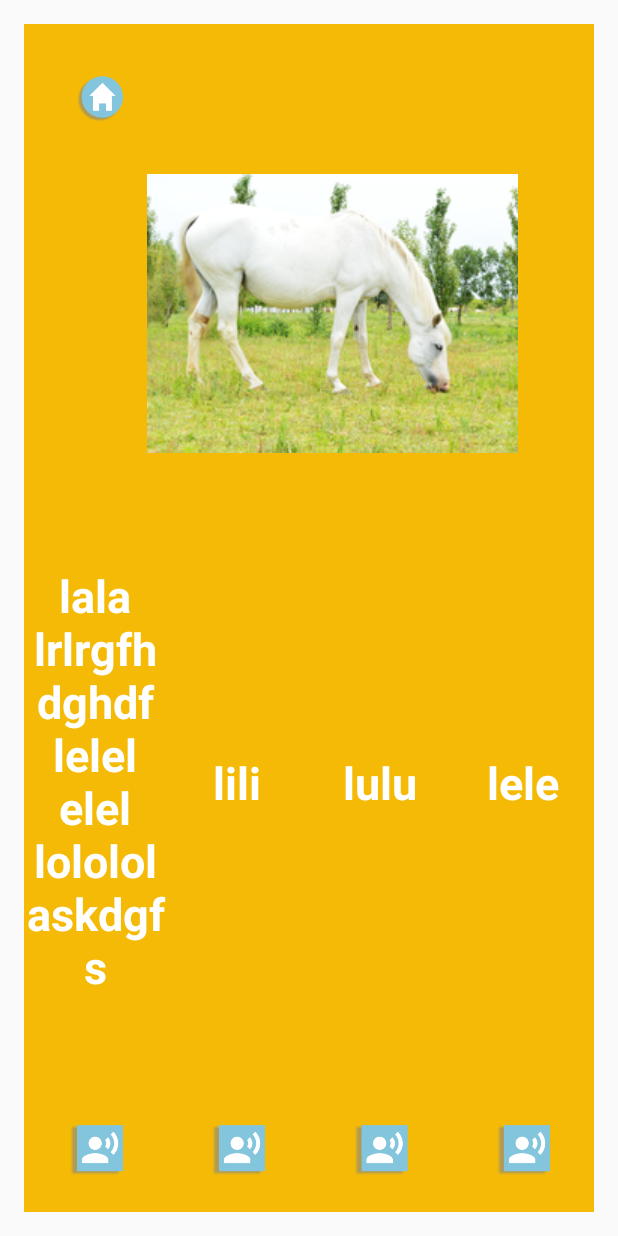
After one commit to onofricamila/TPLaboratorioDeSw, an Android app: the layout activity_game_interaccion_a.xml on its own in the app's theme, with its tools: preview values and no code run, on a phone screen of 412 x 824 dp. The commit adds this screen. Run offline under Robolectric (Android 15) with nearby library versions, the phone set to English and light mode, and no system bars.

Commit message:
finalizada interaccion a. quedó muy bien :)

```diff
--- a/app/src/main/java/labo2018/razasypelajesonofri/GameActivity.java
+++ b/app/src/main/java/labo2018/razasypelajesonofri/GameActivity.java
@@ -9,14 +9,12 @@ import android.os.Bundle;
 import android.support.v7.preference.PreferenceManager;
 import android.util.Log;
 import android.view.View;
-import android.widget.Button;
 import android.widget.ImageView;
 import android.widget.TextView;
-import android.widget.Toast;
+
 import java.util.ArrayList;
 import java.util.List;
 import java.util.Random;
-import java.util.function.Predicate;
 
 import labo2018.razasypelajesonofri.utils.HorseImgsProvider;
 import labo2018.razasypelajesonofri.utils.SoundsPlayer;
@@ -35,7 +33,7 @@ public class GameActivity extends AppCompatActivity implements View.OnClickListe
     @Override
     protected void onCreate(Bundle savedInstanceState) {
         super.onCreate(savedInstanceState);
-        setContentView(R.layout.activity_game);
+        setContentView(R.layout.activity_game_interaccion_b);
         // get layout text view
         horseToFindShown = findViewById(R.id.wordShown);
         // get Sound ImgView and set listener
--- /dev/null
+++ b/app/src/main/res/layout/activity_game_interaccion_a.xml
@@ -0,0 +1,272 @@
+<?xml version="1.0" encoding="utf-8"?>
+<android.support.constraint.ConstraintLayout xmlns:android="http://schemas.android.com/apk/res/android"
+    xmlns:app="http://schemas.android.com/apk/res-auto"
+    xmlns:tools="http://schemas.android.com/tools"
+    android:layout_width="match_parent"
+    android:layout_height="match_parent"
+    tools:context=".GameActivity">
+
+    <!-- CONTAINER -->
+    <LinearLayout
+        android:layout_width="match_parent"
+        android:layout_height="match_parent"
+        android:layout_margin="@dimen/fab_margin"
+        android:layout_marginStart="16dp"
+        android:layout_marginLeft="16dp"
+        android:layout_marginTop="16dp"
+        android:layout_marginEnd="16dp"
+        android:layout_marginRight="16dp"
+        android:layout_marginBottom="16dp"
+        android:background="@drawable/bg_amarillo"
+        android:orientation="vertical"
+        app:layout_constraintBottom_toBottomOf="parent"
+        app:layout_constraintEnd_toEndOf="parent"
+        app:layout_constraintStart_toStartOf="parent"
+        app:layout_constraintTop_toTopOf="parent">
+
+        <!-- UPPER SECTION -->
+        <android.support.constraint.ConstraintLayout
+            android:layout_width="match_parent"
+            android:layout_height="wrap_content">
+
+            <ImageButton
+                android:id="@+id/homeImgView"
+                android:layout_width="50dp"
+                android:layout_height="50dp"
+                android:layout_marginStart="25dp"
+                android:layout_marginLeft="25dp"
+                android:layout_marginTop="25dp"
+                android:background="@drawable/ic_home_regular"
+                android:onClick="onClick"
+                android:scaleType="fitCenter"
+                app:layout_constraintStart_toStartOf="parent"
+                app:layout_constraintTop_toTopOf="parent" />
+
+            <LinearLayout
+                android:layout_width="match_parent"
+                android:layout_height="wrap_content"
+                android:layout_marginTop="60dp"
+                android:layout_weight="3"
+                android:gravity="top|center"
+                android:orientation="horizontal"
+                app:layout_constraintTop_toTopOf="parent">
+
+                <ImageView
+                    android:id="@+id/horseImgShown"
+                    android:layout_width="wrap_content"
+                    android:layout_height="wrap_content"
+                    android:layout_centerHorizontal="true"
+                    android:layout_marginStart="32dp"
+                    android:layout_marginLeft="32dp"
+                    android:layout_marginTop="40dp"
+                    app:layout_constraintStart_toStartOf="parent"
+                    app:layout_constraintTop_toTopOf="parent"
+                    app:srcCompat="@drawable/criollo_overo3azulejo" />
+
+            </LinearLayout>
+        </android.support.constraint.ConstraintLayout>
+
+        <!-- LOWER SECTION -->
+        <LinearLayout
+            android:layout_width="match_parent"
+            android:layout_height="wrap_content"
+            android:layout_weight="4"
+            android:orientation="horizontal"
+            app:layout_constraintTop_toBottomOf="@+id/horseImgShown">
+
+            <!-- TEXT VIEW 1 -->
+            <LinearLayout
+                android:layout_width="0dp"
+                android:layout_height="match_parent"
+                android:layout_weight="1"
+                android:orientation="vertical">
+
+                <android.support.constraint.ConstraintLayout
+                    android:layout_width="match_parent"
+                    android:layout_height="match_parent">
+
+                    <TextView
+                        android:id="@+id/horseTextView1"
+                        android:layout_width="wrap_content"
+                        android:layout_height="0dp"
+                        android:layout_marginStart="8dp"
+                        android:layout_marginLeft="8dp"
+                        android:layout_marginTop="6dp"
+                        android:layout_marginEnd="8dp"
+                        android:layout_marginRight="8dp"
+                        android:layout_marginBottom="8dp"
+                        android:gravity="center"
+                        android:text="lala lrlrgfhdghdf lelelelel lololol askdgfs"
+                        android:textColor="@color/ic_launcher_background"
+                        android:textSize="30sp"
+                        android:textStyle="bold"
+                        app:layout_constraintBottom_toTopOf="@+id/soundImgView1"
+                        app:layout_constraintEnd_toEndOf="parent"
+                        app:layout_constraintStart_toStartOf="parent"
+                        app:layout_constraintTop_toTopOf="parent" />
+
+                    <ImageView
+                        android:id="@+id/soundImgView1"
+                        android:layout_width="50dp"
+                        android:layout_height="50dp"
+                        android:layout_marginStart="8dp"
+                        android:layout_marginLeft="8dp"
+                        android:layout_marginEnd="8dp"
+                        android:layout_marginRight="8dp"
+                        android:layout_marginBottom="16dp"
+                        app:layout_constraintBottom_toBottomOf="parent"
+                        app:layout_constraintEnd_toEndOf="parent"
+                        app:layout_constraintStart_toStartOf="parent"
+                        app:srcCompat="@drawable/ic_audio_regular" />
+
+                </android.support.constraint.ConstraintLayout>
+            </LinearLayout>
+
+            <!-- TEXT VIEW 2 -->
+            <LinearLayout
+                android:layout_width="0dp"
+                android:layout_height="match_parent"
+                android:layout_weight="1"
+                android:orientation="vertical">
+
+                <android.support.constraint.ConstraintLayout
+                    android:layout_width="match_parent"
+                    android:layout_height="match_parent">
+
+                    <TextView
+                        android:id="@+id/horseTextView2"
+                        android:layout_width="wrap_content"
+                        android:layout_height="0dp"
+                        android:layout_marginStart="8dp"
+                        android:layout_marginLeft="8dp"
+                        android:layout_marginTop="8dp"
+                        android:layout_marginEnd="8dp"
+                        android:layout_marginRight="8dp"
+                        android:layout_marginBottom="8dp"
+                        android:gravity="center"
+                        android:text="lili"
+                        android:textColor="@color/ic_launcher_background"
+                        android:textSize="30sp"
+                        android:textStyle="bold"
+                        app:layout_constraintBottom_toTopOf="@+id/soundImgView2"
+                        app:layout_constraintEnd_toEndOf="parent"
+                        app:layout_constraintStart_toStartOf="parent"
+                        app:layout_constraintTop_toTopOf="parent" />
+
+                    <ImageView
+                        android:id="@+id/soundImgView2"
+                        android:layout_width="50dp"
+                        android:layout_height="50dp"
+                        android:layout_marginStart="8dp"
+                        android:layout_marginLeft="8dp"
+                        android:layout_marginEnd="8dp"
+                        android:layout_marginRight="8dp"
+                        android:layout_marginBottom="16dp"
+                        app:layout_constraintBottom_toBottomOf="parent"
+                        app:layout_constraintEnd_toEndOf="parent"
+                        app:layout_constraintStart_toStartOf="parent"
+                        app:srcCompat="@drawable/ic_audio_regular" />
+
+                </android.support.constraint.ConstraintLayout>
+            </LinearLayout>
+
+
+            <!-- TEXT VIEW 3 -->
+            <LinearLayout
+                android:layout_width="0dp"
+                android:layout_height="match_parent"
+                android:layout_weight="1"
+                android:orientation="vertical">
+
+                <android.support.constraint.ConstraintLayout
+                    android:layout_width="match_parent"
+                    android:layout_height="match_parent">
+
+                    <TextView
+                        android:id="@+id/horseTextView3"
+                        android:layout_width="wrap_content"
+                        android:layout_height="0dp"
+                        android:layout_marginStart="8dp"
+                        android:layout_marginLeft="8dp"
+                        android:layout_marginTop="8dp"
+                        android:layout_marginEnd="8dp"
+                        android:layout_marginRight="8dp"
+                        android:layout_marginBottom="8dp"
+                        android:gravity="center"
+                        android:text="lulu"
+                        android:textColor="@color/ic_launcher_background"
+                        android:textSize="30sp"
+                        android:textStyle="bold"
+                        app:layout_constraintBottom_toTopOf="@+id/soundImgView3"
+                        app:layout_constraintEnd_toEndOf="parent"
+                        app:layout_constraintStart_toStartOf="parent"
+                        app:layout_constraintTop_toTopOf="parent" />
+
+                    <ImageView
+                        android:id="@+id/soundImgView3"
+                        android:layout_width="52dp"
+                        android:layout_height="50dp"
+                        android:layout_marginStart="8dp"
+                        android:layout_marginLeft="8dp"
+                        android:layout_marginEnd="8dp"
+                        android:layout_marginRight="8dp"
+                        android:layout_marginBottom="16dp"
+                        app:layout_constraintBottom_toBottomOf="parent"
+                        app:layout_constraintEnd_toEndOf="parent"
+                        app:layout_constraintStart_toStartOf="parent"
+                        app:srcCompat="@drawable/ic_audio_regular" />
+
+                </android.support.constraint.ConstraintLayout>
+            </LinearLayout>
+
+            <!-- TEXT VIEW 4 -->
+            <LinearLayout
+                android:layout_width="0dp"
+                android:layout_height="match_parent"
+                android:layout_weight="1"
+                android:orientation="vertical">
+
+                <android.support.constraint.ConstraintLayout
+                    android:layout_width="match_parent"
+                    android:layout_height="match_parent">
+
+                    <TextView
+                        android:id="@+id/horseTextView4"
+                        android:layout_width="wrap_content"
+                        android:layout_height="0dp"
+                        android:layout_marginStart="8dp"
+                        android:layout_marginLeft="8dp"
+                        android:layout_marginTop="8dp"
+                        android:layout_marginEnd="8dp"
+                        android:layout_marginRight="8dp"
+                        android:layout_marginBottom="8dp"
+                        android:gravity="center"
+                        android:text="lele"
+                        android:textColor="@color/ic_launcher_background"
+                        android:textSize="30sp"
+                        android:textStyle="bold"
+                        app:layout_constraintBottom_toTopOf="@+id/soundImgView4"
+                        app:layout_constraintEnd_toEndOf="parent"
+                        app:layout_constraintStart_toStartOf="parent"
+                        app:layout_constraintTop_toTopOf="parent" />
+
+                    <ImageView
+                        android:id="@+id/soundImgView4"
+                        android:layout_width="50dp"
+                        android:layout_height="50dp"
+                        android:layout_marginStart="8dp"
+                        android:layout_marginLeft="8dp"
+                        android:layout_marginEnd="8dp"
+                        android:layout_marginRight="8dp"
+                        android:layout_marginBottom="16dp"
+                        app:layout_constraintBottom_toBottomOf="parent"
+                        app:layout_constraintEnd_toEndOf="parent"
+                        app:layout_constraintStart_toStartOf="parent"
+                        app:srcCompat="@drawable/ic_audio_regular" />
+                </android.support.constraint.ConstraintLayout>
+            </LinearLayout>
+
+        </LinearLayout>
+    </LinearLayout>
+
+</android.support.constraint.ConstraintLayout>
```
Also changed, not shown: app/src/main/res/layout/activity_game_interaccion_b.xml (renamed from app/src/main/res/layout/activity_game.xml).
